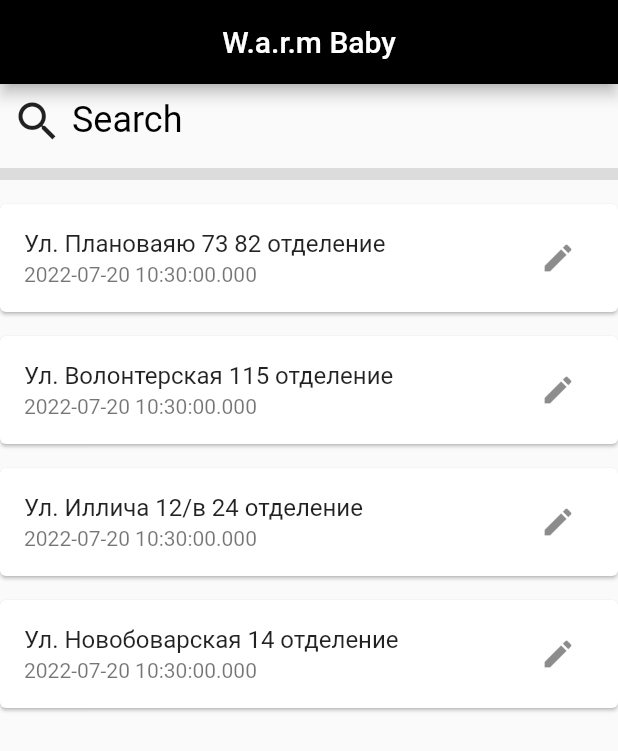
After one commit to k1mka/warm_baby, a Flutter app: the screen it shows after launch, after a tap on the "search" icon, on a phone screen of 412 x 824 dp. The commit adds this screen. Shown: the top 751 px of the screen. Run offline on Flutter 3.47's test engine with Material 2 defaults, Android fonts, the phone set to English and light mode, and no system bars; Roboto replaces fonts that are missing (Montserrat).

Commit message:
refactored project

```diff
--- a/lib/main.dart
+++ b/lib/main.dart
@@ -1,43 +1,7 @@
 import 'package:flutter/material.dart';
-import 'package:warm_baby/search_widget.dart';
-import 'package:warm_baby/my_orders.dart';
+
+import 'warm_baby_app.dart';
 
 void main() {
-  runApp(const MyApp());
+  runApp(const WarmBabyApp());
 }
-
-class MyApp extends StatefulWidget {
-  const MyApp({Key? key}) : super(key: key);
-
-  @override
-  State<MyApp> createState() => _MyAppState();
-}
-
-class _MyAppState extends State<MyApp> {
-  bool showOrders = false;
-
-  @override
-  Widget build(BuildContext context) {
-    return MaterialApp(
-      home: Scaffold(
-        appBar: AppBar(
-          backgroundColor: Colors.black,
-          title: const Text('W.a.r.m Baby'),
-          centerTitle: true,
-        ),
-        body: Column(
-          children: [
-            SearchWidget(
-              onTap: () {
-                setState(() {
-                  showOrders = !showOrders;
-                });
-              },
-            ),
-            if (showOrders) MyOrders(),
-          ],
-        ),
-      ),
-    );
-  }
-}
--- /dev/null
+++ b/lib/warm_baby_app.dart
@@ -0,0 +1,50 @@
+import 'package:flutter/material.dart';
+import 'package:warm_baby/widgets/search_widget.dart';
+
+import 'models/order.dart';
+import 'widgets/order_list.dart';
+
+class WarmBabyApp extends StatefulWidget {
+  const WarmBabyApp({Key? key}) : super(key: key);
+
+  @override
+  State<WarmBabyApp> createState() => _WarmBabyAppState();
+}
+
+class _WarmBabyAppState extends State<WarmBabyApp> {
+  bool showOrders = false;
+  final List<Order> orders = [
+    Order(location: "Ул. Плановаяю 73 82 отделение", data: DateTime.now()),
+    Order(location: "Ул. Волонтерская 115 отделение", data: DateTime.now()),
+    Order(location: "Ул. Иллича 12/в 24 отделение", data: DateTime.now()),
+    Order(location: "Ул. Новобоварская 14 отделение", data: DateTime.now()),
+  ];
+  @override
+  Widget build(BuildContext context) {
+    return MaterialApp(
+      home: Scaffold(
+        appBar: AppBar(
+          backgroundColor: Colors.black,
+          title: const Text('W.a.r.m Baby'),
+          centerTitle: true,
+        ),
+        body: Column(
+          children: [
+            SearchWidget(
+              onTap: () {
+                setState(() {
+                  showOrders = !showOrders;
+                });
+              },
+            ),
+            const Divider(
+              height: 24,
+              thickness: 8,
+            ),
+            if (showOrders) OrderList(orders: orders),
+          ],
+        ),
+      ),
+    );
+  }
+}
--- /dev/null
+++ b/lib/widgets/order_list.dart
@@ -0,0 +1,20 @@
+import 'package:flutter/material.dart';
+import 'package:warm_baby/models/order.dart';
+
+import 'order_widget.dart';
+
+class OrderList extends StatelessWidget {
+  final List<Order> orders;
+  const OrderList({Key? key, required this.orders}) : super(key: key);
+
+  @override
+  Widget build(BuildContext context) {
+    return ListView.builder(
+      shrinkWrap: true,
+      itemCount: orders.length,
+      itemBuilder: (__, index) => OrderWidget(
+        order: orders[index],
+      ),
+    );
+  }
+}
--- /dev/null
+++ b/lib/widgets/order_widget.dart
@@ -0,0 +1,25 @@
+import 'package:flutter/material.dart';
+import '../models/order.dart';
+
+class OrderWidget extends StatelessWidget {
+  final Order order;
+
+  const OrderWidget({Key? key, required this.order}) : super(key: key);
+  @override
+  Widget build(BuildContext context) {
+    return Center(
+      child: Card(
+        shadowColor: Colors.black,
+        margin: const EdgeInsets.symmetric(vertical: 8),
+        child: ListTile(
+          title: Text(order.location),
+          subtitle: Text(order.data.toString()),
+          trailing: IconButton(
+            icon: const Icon(Icons.edit),
+            onPressed: () {},
+          ),
+        ),
+      ),
+    );
+  }
+}
```
Also changed, not shown: lib/my_orders.dart (deleted, +0 -45 lines), lib/models/order.dart (renamed from lib/order.dart), lib/widgets/search_widget.dart (renamed from lib/search_widget.dart).
